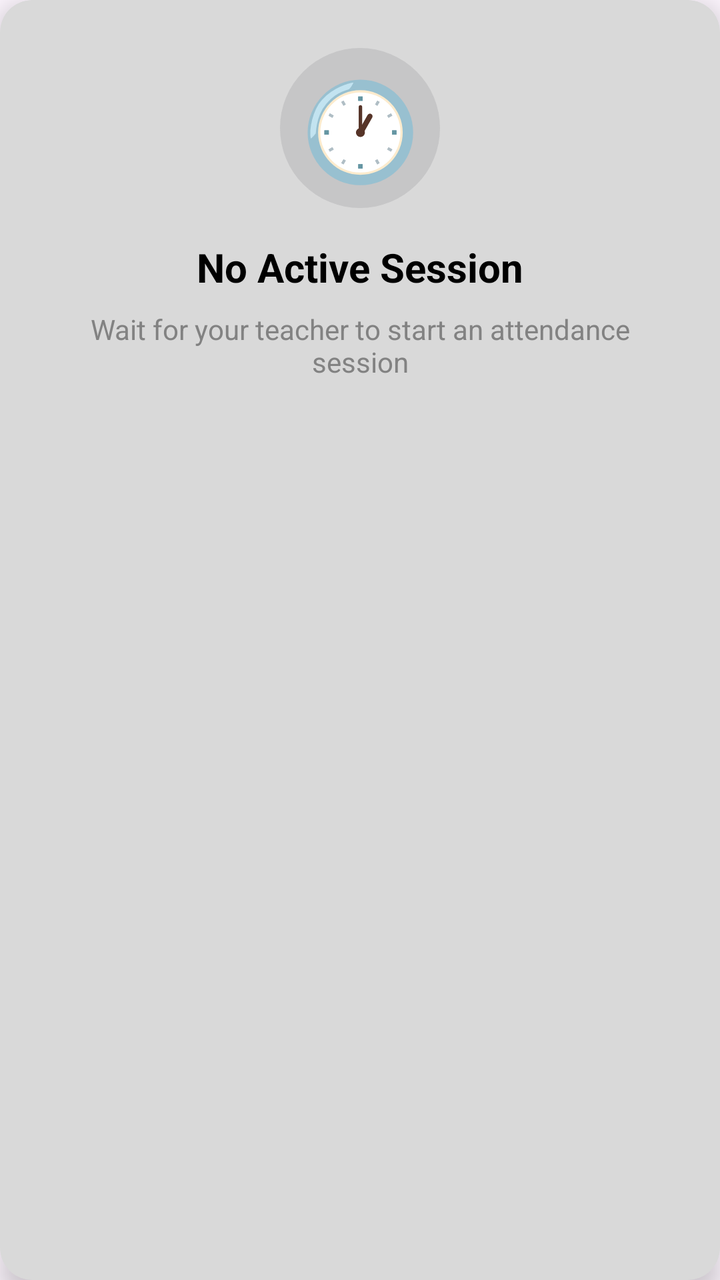
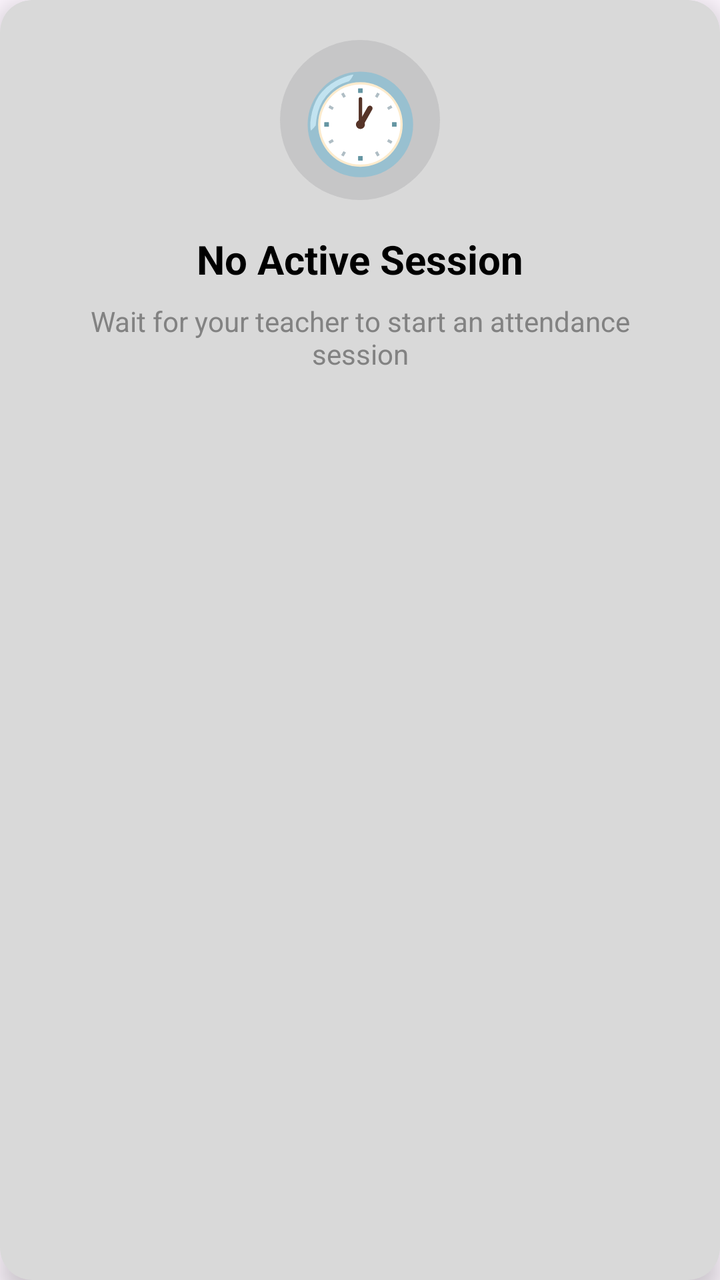

The first picture is an Android layout as it rendered before a commit; the second is the same layout after the commit. The layout source and the unified diff follow.
<!-- AndroidManifest.xml: application theme Theme.AuthTest -->
<!-- res/layout/students_attendance_status_card.xml -->
<?xml version="1.0" encoding="utf-8"?>
<androidx.cardview.widget.CardView
    xmlns:android="http://schemas.android.com/apk/res/android"
    xmlns:app="http://schemas.android.com/apk/res-auto"
    android:id="@+id/studentAttendanceCard"
    android:layout_width="match_parent"
    android:layout_height="wrap_content"
    android:layout_marginBottom="20dp"
    app:cardCornerRadius="16dp"
    app:cardElevation="8dp"
    app:cardBackgroundColor="#D9D9D9">

    <LinearLayout
        android:layout_width="match_parent"
        android:layout_height="wrap_content"
        android:orientation="vertical"
        android:padding="24dp"
        android:gravity="center">

        <TextView
            android:id="@+id/clockIcon"
            android:layout_width="80dp"
            android:layout_height="80dp"
            android:gravity="center"
            android:text="🕐"
            android:textAlignment="center"
            android:textSize="48sp"
            android:background="@drawable/rounded_corners"
            android:backgroundTint="#C6C6C7"
            android:layout_marginBottom="16dp" />

        <TextView
            android:id="@+id/sessionStatusTitle"
            android:layout_width="wrap_content"
            android:layout_height="wrap_content"
            android:text="No Active Session"
            android:textColor="#000000"
            android:textSize="20sp"
            android:textStyle="bold"
            android:layout_marginBottom="8dp" />

        <TextView
            android:id="@+id/sessionStatusDescription"
            android:layout_width="wrap_content"
            android:layout_height="wrap_content"
            android:text="Wait for your teacher to start an attendance session"
            android:textColor="#828282"
            android:textSize="14sp"
            android:textAlignment="center"
            android:gravity="center"
            android:layout_marginBottom="16dp" />

        <androidx.appcompat.widget.AppCompatButton
            android:id="@+id/markAttendanceButton"
            android:layout_width="match_parent"
            android:layout_height="64dp"
            android:text="Mark Attendance"
            android:textAllCaps="false"
            android:textSize="16sp"
            android:textStyle="bold"
            android:textColor="#000000"
            android:background="@drawable/create_account_button"
            android:visibility="gone" />

    </LinearLayout>
</androidx.cardview.widget.CardView>
<!-- resources referenced by this layout -->
<resources>
  <!-- drawable create_account_button (drawable) -->
  <?xml version="1.0" encoding="utf-8"?>
  <shape xmlns:android="http://schemas.android.com/apk/res/android"
      android:shape="rectangle">
      <solid android:color="#FFFFFF" />
      <corners android:radius="12dp" />
  </shape>
  <!-- drawable rounded_corners (drawable) -->
  <?xml version="1.0" encoding="utf-8"?>
  <shape xmlns:android="http://schemas.android.com/apk/res/android"
      android:shape="rectangle">
      <solid android:color="#232323" />
      <corners android:radius="50dp" />
  </shape>
  <style name="Theme.AuthTest" parent="Base.Theme.AuthTest" />
  <style name="Base.Theme.AuthTest" parent="Theme.Material3.DayNight.NoActionBar">
          
          
      </style>
</resources>

<!-- the commit's change to res/layout/students_attendance_status_card.xml (unified diff, before → after) -->
@@ -5,7 +5,7 @@
     android:id="@+id/studentAttendanceCard"
     android:layout_width="match_parent"
     android:layout_height="wrap_content"
-    android:layout_marginBottom="20dp"
+    android:layout_marginBottom="15dp"
     app:cardCornerRadius="16dp"
     app:cardElevation="8dp"
     app:cardBackgroundColor="#D9D9D9">
@@ -14,7 +14,7 @@
         android:layout_width="match_parent"
         android:layout_height="wrap_content"
         android:orientation="vertical"
-        android:padding="24dp"
+        android:padding="20dp"
         android:gravity="center">
 
         <TextView
